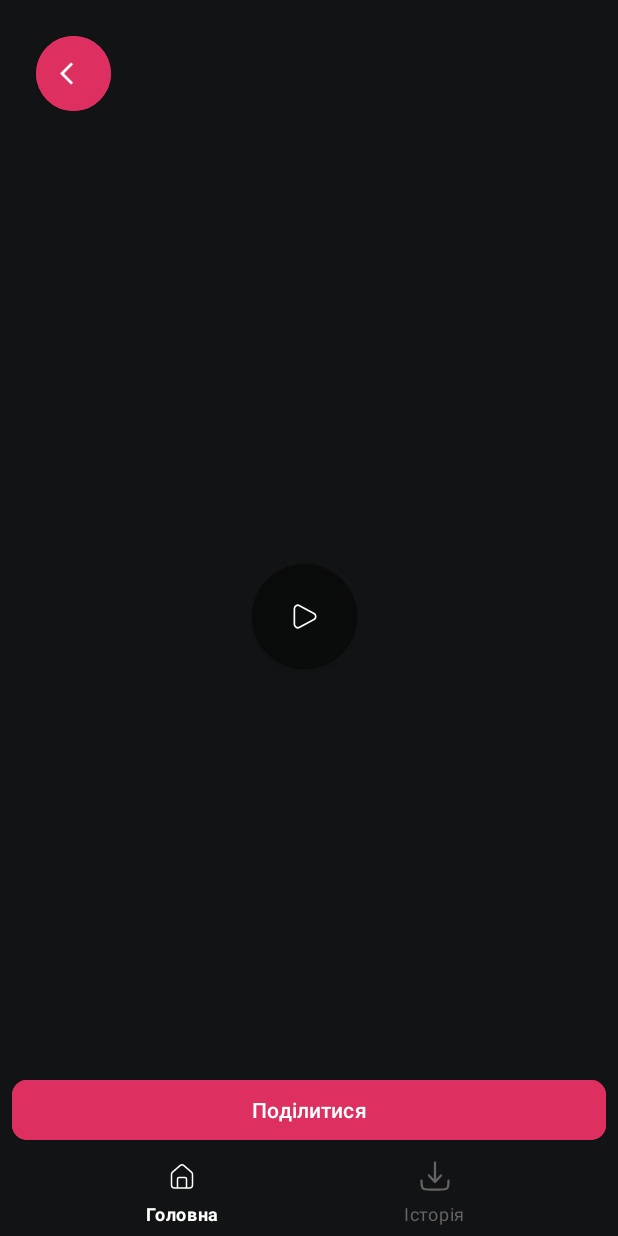
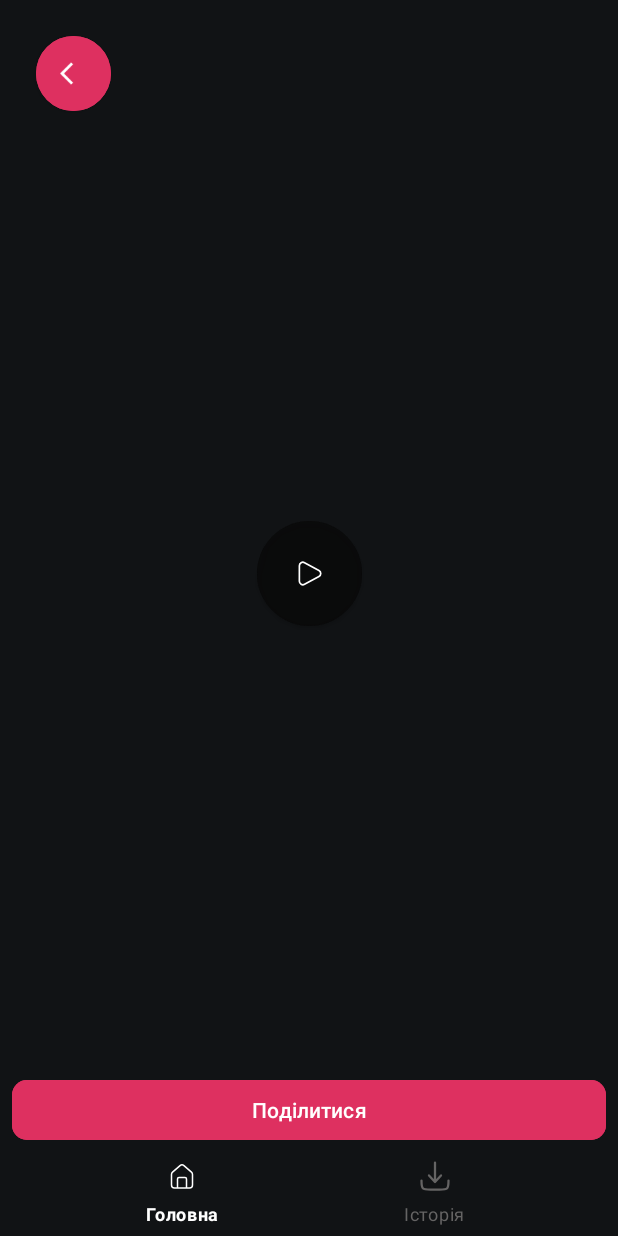
Before and after one commit to Ksnk-dm/TikTokDownloader, an Android app: the ShareFragment screen opened through its navigation route, on a phone screen of 412 x 824 dp. Run offline under Robolectric (Android 15) with nearby library versions, the phone set to English and light mode, and no system bars; our stand-ins replace EventBus, navigation-ui; libraries missing offline, so code that uses them is left out: by.kirich1409.viewbindingdelegate; pictures from the network do not load; 5 statements that could not run were skipped.

Commit message:
add new feat

```diff
--- a/app/src/main/AndroidManifest.xml
+++ b/app/src/main/AndroidManifest.xml
@@ -25,6 +25,7 @@
         android:label="@string/app_name"
         android:roundIcon="@mipmap/ic_launcher_round"
         android:supportsRtl="true"
+        android:requestLegacyExternalStorage="true"
         android:theme="@style/Theme.TikTokDownloader"
         tools:targetApi="31">
 
--- a/app/src/main/java/com/ksnk/tiktokdownloader/ui/download/DownloadFragment.kt
+++ b/app/src/main/java/com/ksnk/tiktokdownloader/ui/download/DownloadFragment.kt
@@ -46,7 +46,7 @@ class DownloadFragment : BaseFragment(R.layout.fragment_download) {
                     return@setOnClickListener
                 }
                 customEndIcon.text?.let { text ->
-                    if (checkContainsUrl(text.toString(), customEndIcon)) {
+                    if (!checkContainsUrl(text.toString(), customEndIcon)) {
                         Toast.makeText(requireContext(), getText(R.string.bad_link), Toast.LENGTH_SHORT).show()
                         return@setOnClickListener
                     }
--- a/app/src/main/res/layout/fragment_download.xml
+++ b/app/src/main/res/layout/fragment_download.xml
@@ -56,7 +56,7 @@
         android:text="@string/open"
         android:textColor="@color/white"
         app:backgroundTint="#2d2f33"
-        app:icon="@drawable/tiktok_svgrepo_com"
+        app:icon="@drawable/ic_tiktok"
         app:iconGravity="textEnd"
         app:layout_constraintEnd_toEndOf="parent"
         app:layout_constraintHorizontal_bias="0.0"
@@ -81,7 +81,7 @@
             android:layout_height="45dp"
             android:textColor="@color/white"
             app:backgroundTint="#2196F3"
-            app:icon="@drawable/copy_svgrepo_com"
+            app:icon="@drawable/ic_copy"
             app:iconGravity="textStart"
             app:iconTint="@color/white"
             app:shapeAppearanceOverlay="@style/one_rounded" />
--- a/app/src/main/res/layout/fragment_permission.xml
+++ b/app/src/main/res/layout/fragment_permission.xml
@@ -35,7 +35,7 @@
         app:layout_constraintEnd_toEndOf="parent"
         app:layout_constraintStart_toStartOf="parent"
         app:layout_constraintTop_toTopOf="parent"
-        app:srcCompat="@drawable/files_svgrepo_com" />
+        app:srcCompat="@drawable/ic_files" />
 
     <TextView
         android:id="@+id/textViewTitlePermission"
--- a/app/src/main/res/layout/fragment_player.xml
+++ b/app/src/main/res/layout/fragment_player.xml
@@ -47,7 +47,7 @@
         app:backgroundTint="@color/primary"
         app:layout_constraintBottom_toTopOf="@+id/floatingActionButton"
         app:layout_constraintEnd_toEndOf="parent"
-        app:srcCompat="@drawable/share_svgrepo_com"
+        app:srcCompat="@drawable/ic_share"
         tools:visibility="gone" />
 
     <com.google.android.material.floatingactionbutton.FloatingActionButton
--- a/app/src/main/res/layout/fragment_share.xml
+++ b/app/src/main/res/layout/fragment_share.xml
@@ -57,6 +57,9 @@
         android:layout_marginStart="8dp"
         android:layout_marginEnd="8dp"
         android:layout_marginBottom="8dp"
+        android:maxEms="20"
+        android:maxLength="300"
+        android:maxLines="7"
         android:textColor="@color/white"
         android:textSize="16sp"
         android:textStyle="italic"
@@ -86,11 +89,11 @@
         style="@style/Widget.MaterialComponents.Button.IconOnly"
         android:layout_width="70dp"
         android:layout_height="70dp"
-        android:layout_marginStart="168dp"
-        android:layout_marginTop="376dp"
         android:backgroundTint="#90090909"
         android:clickable="true"
-        app:icon="@drawable/play_svgrepo_com"
+        app:icon="@drawable/ic_play"
+        app:layout_constraintBottom_toBottomOf="parent"
+        app:layout_constraintEnd_toEndOf="parent"
         app:layout_constraintStart_toStartOf="parent"
         app:layout_constraintTop_toTopOf="parent"
         app:shapeAppearanceOverlay="@style/ShapeAppearanceOverlay.MyApp.Button.Circle" />
--- a/app/src/main/res/menu/home.xml
+++ b/app/src/main/res/menu/home.xml
@@ -5,12 +5,12 @@
         android:id="@+id/downloadFragment"
         android:layout_width="wrap_content"
         android:layout_height="wrap_content"
-        android:icon="@drawable/home_svgrepo_com"
+        android:icon="@drawable/ic_home"
         android:title="@string/home" />
     <item
         android:id="@+id/historyFragment"
         android:layout_width="wrap_content"
         android:layout_height="wrap_content"
-        android:icon="@drawable/download_minimalistic_svgrepo_com"
+        android:icon="@drawable/ic_download"
         android:title="@string/history" />
 </menu>
```
Also changed, not shown: app/src/main/res/drawable/ic_copy.xml (renamed from app/src/main/res/drawable/copy_svgrepo_com.xml), app/src/main/res/drawable/ic_download.xml (renamed from app/src/main/res/drawable/download_minimalistic_svgrepo_com.xml), app/src/main/res/drawable/ic_files.xml (renamed from app/src/main/res/drawable/files_svgrepo_com.xml), app/src/main/res/drawable/ic_home.xml (renamed from app/src/main/res/drawable/home_svgrepo_com.xml), app/src/main/res/drawable/ic_play.xml (renamed from app/src/main/res/drawable/play_svgrepo_com.xml), app/src/main/res/drawable/ic_share.xml (renamed from app/src/main/res/drawable/share_svgrepo_com.xml), app/src/main/res/drawable/ic_tiktok.xml (renamed from app/src/main/res/drawable/tiktok_svgrepo_com.xml).
